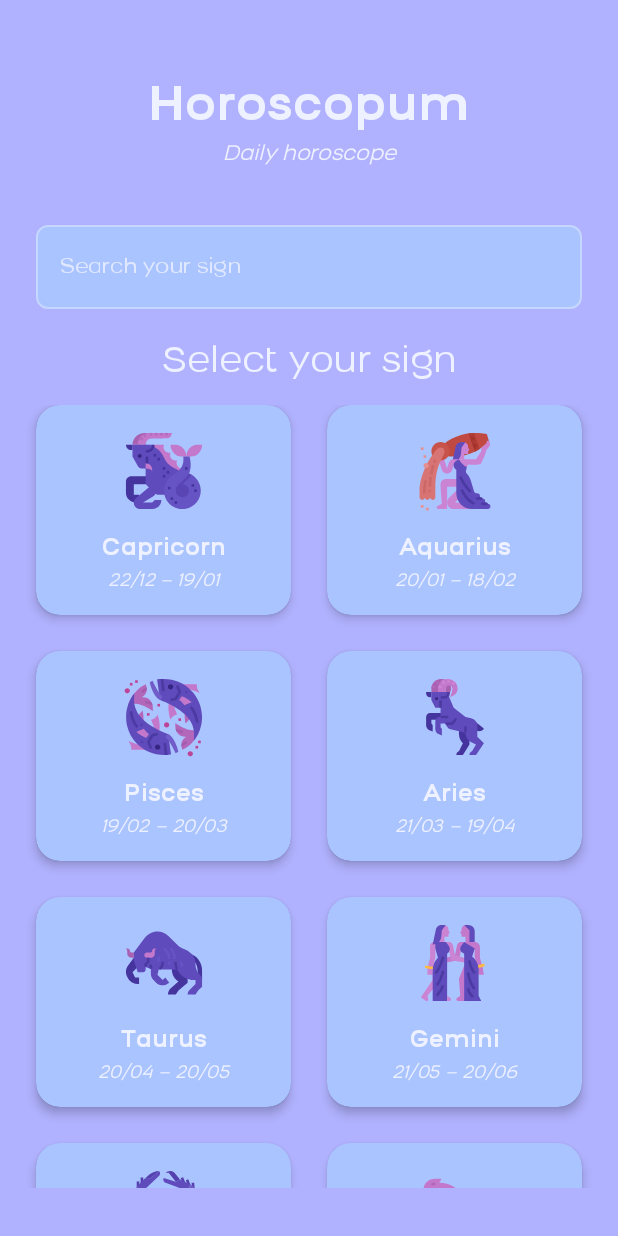
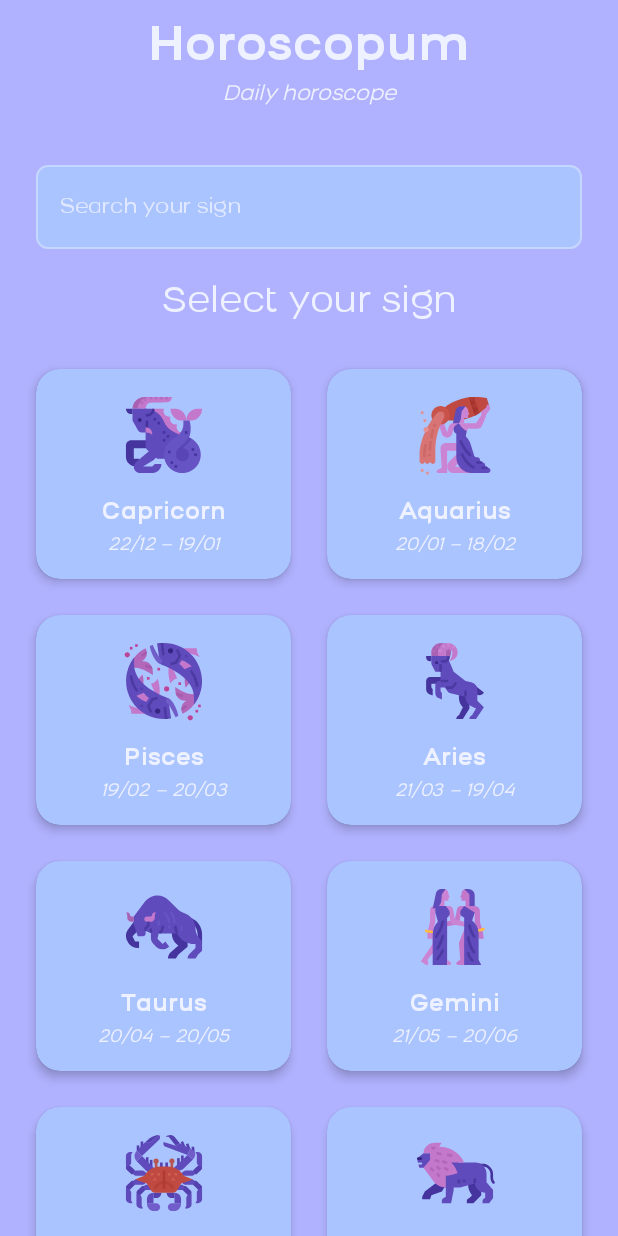
Before and after one commit to jarg-147/HoroscopumCompose, an Android app built with Jetpack Compose: the screen it shows after launch (MainActivity), on a phone screen of 412 x 824 dp. Run offline under Robolectric (Android 15) with nearby library versions, the phone set to English and light mode, and no system bars; our stand-ins replace Dagger/Hilt's generated code, accompanist.

Commit message:
[App] - Home screen code reordered and cleaned

```diff
--- a/app/src/main/java/com/bitbiird/horoscopumcompose/presentation/home/HomeScreen.kt
+++ b/app/src/main/java/com/bitbiird/horoscopumcompose/presentation/home/HomeScreen.kt
@@ -6,8 +6,6 @@ import androidx.compose.foundation.layout.*
 import androidx.compose.foundation.lazy.grid.GridCells
 import androidx.compose.foundation.lazy.grid.LazyVerticalGrid
 import androidx.compose.foundation.lazy.grid.items
-import androidx.compose.foundation.shape.CornerSize
-import androidx.compose.foundation.shape.RoundedCornerShape
 import androidx.compose.material.*
 import androidx.compose.material.icons.Icons
 import androidx.compose.material.icons.filled.Clear
@@ -35,9 +33,11 @@ import com.bitbiird.horoscopumcompose.util.enums.HoroscopeSigns
 
 @Composable
 fun HomeScreen(navController: NavController) {
+
     Home(onSignCardClick = { signId ->
         navController.navigate(Screen.Detail.setHoroscopeSignId(signId))
     })
+
 }
 
 @Composable
@@ -51,34 +51,43 @@ fun Home(
     val focusManager = LocalFocusManager.current
     val interactionSource = remember { MutableInteractionSource() }
 
+    val paddingValues = WindowInsets.systemBars.asPaddingValues()
+
     Column(
-        Modifier
+        modifier = Modifier
             .fillMaxSize()
             .background(MaterialTheme.colors.primary)
-            .padding(top = 56.dp)
-            .clickable(interactionSource = interactionSource, indication = null) {
+            .padding(top = paddingValues.calculateTopPadding() + 16.dp)
+            .padding(horizontal = 24.dp)
+            .clickable(
+                interactionSource = interactionSource,
+                indication = null
+            ) {
                 focusManager.clearFocus(force = true)
             },
         horizontalAlignment = Alignment.CenterHorizontally,
         verticalArrangement = Arrangement.Top
     ) {
+        HomeHeader(searchText = searchText, focusRequester = focusRequester, modifier = Modifier.fillMaxWidth()) { newText -> searchText = newText }
 
-        HomeHeader(searchText = searchText, focusRequester = focusRequester) { newText -> searchText = newText }
-        SignsList(searchText = searchText, onSignClick = onSignCardClick)
+        Spacer(modifier = Modifier.height(16.dp))
+
+        SignsList(searchText = searchText, onSignClick = onSignCardClick, modifier = Modifier.fillMaxWidth())
     }
 }
 
 @Composable
-fun HomeHeader(searchText: String, focusRequester: FocusRequester, onSearchTextChanged: (newText: String) -> Unit) {
+fun HomeHeader(searchText: String, focusRequester: FocusRequester, modifier: Modifier, onSearchTextChanged: (newText: String) -> Unit) {
+
     Text(
         stringResource(id = R.string.app_name),
         style = HoroscopumTypography.h1,
         textAlign = TextAlign.Center,
         color = MaterialTheme.colors.onPrimary,
-        modifier = Modifier
-            .fillMaxWidth()
-            .padding(horizontal = 24.dp)
+        modifier = modifier
     )
+
+    Spacer(modifier = modifier.height(8.dp))
 
     Text(
         stringResource(id = R.string.daily_horoscope_text),
@@ -86,18 +95,14 @@ fun HomeHeader(searchText: String, focusRequester: FocusRequester, onSearchTextC
         textAlign = TextAlign.Center,
         color = MaterialTheme.colors.onPrimary,
         fontStyle = FontStyle.Italic,
-        modifier = Modifier
-            .fillMaxWidth()
-            .padding(horizontal = 24.dp)
-            .padding(top = 8.dp)
+        modifier = modifier
     )
+
+    Spacer(modifier = modifier.height(32.dp))
 
     OutlinedTextField(
         value = searchText,
-        modifier = Modifier
-            .fillMaxWidth()
-            .padding(top = 32.dp)
-            .padding(horizontal = 24.dp)
+        modifier = modifier
             .focusRequester(focusRequester),
         textStyle = HoroscopumTypography.h3.copy(fontWeight = FontWeight.Bold),
         singleLine = true,
@@ -136,19 +141,21 @@ fun HomeHeader(searchText: String, focusRequester: FocusRequester, onSearchTextC
         }
     )
 
+    Spacer(modifier = modifier.height(24.dp))
+
     Text(
         text = stringResource(id = R.string.select_your_sign_text),
         style = HoroscopumTypography.h2,
         color = MaterialTheme.colors.onPrimary,
-        modifier = Modifier
-            .padding(top = 24.dp)
-            .padding(horizontal = 24.dp)
+        textAlign = TextAlign.Center,
+        modifier = modifier
     )
+
 }
 
 @OptIn(ExperimentalFoundationApi::class)
 @Composable
-fun SignsList(searchText: String, onSignClick: (signId: Int) -> Unit) {
+fun SignsList(searchText: String, modifier: Modifier, onSignClick: (signId: Int) -> Unit) {
 
     val itemsList = if (searchText.isBlank()) {
         HoroscopeSigns.values().toList()
@@ -156,16 +163,16 @@ fun SignsList(searchText: String, onSignClick: (signId: Int) -> Unit) {
         HoroscopeSigns.values().filter { sign -> stringResource(id = sign.signName).contains(searchText, ignoreCase = true) }
     }
 
-    Column {
+    val paddingValues = WindowInsets.systemBars.asPaddingValues()
+
+    Column(modifier = modifier) {
         LazyVerticalGrid(
             columns = GridCells.Fixed(2),
             verticalArrangement = Arrangement.spacedBy(24.dp),
             horizontalArrangement = Arrangement.spacedBy(24.dp),
-            contentPadding = PaddingValues(bottom = 24.dp),
+            contentPadding = PaddingValues(vertical = 16.dp),
             modifier = Modifier
-                .padding(horizontal = 24.dp)
-                .padding(bottom = 32.dp)
-                .padding(top = 16.dp)
+                .padding(bottom = paddingValues.calculateBottomPadding())
         ) {
             items(itemsList, key = { it.id }) { item ->
                 HoroscopeItem(Modifier.animateItemPlacement(), item) { sign ->
@@ -179,36 +186,49 @@ fun SignsList(searchText: String, onSignClick: (signId: Int) -> Unit) {
 @OptIn(ExperimentalMaterialApi::class)
 @Composable
 fun HoroscopeItem(modifier: Modifier, sign: HoroscopeSigns, onItemClick: (signId: Int) -> Unit) {
+
     Card(
         backgroundColor = MaterialTheme.colors.surface,
-        shape = RoundedCornerShape(corner = CornerSize(16.dp)),
+        shape = MaterialTheme.shapes.large,
         onClick = { onItemClick(sign.id) },
         modifier = modifier
             .fillMaxWidth()
             .shadow(
                 elevation = 4.dp,
                 spotColor = Color.Black,
-                shape = RoundedCornerShape(16.dp)
+                shape = MaterialTheme.shapes.large
             )
     ) {
-        Column(horizontalAlignment = Alignment.CenterHorizontally, modifier = Modifier.padding(16.dp)) {
+
+        Column(
+            horizontalAlignment = Alignment.CenterHorizontally,
+            modifier = Modifier.padding(16.dp)
+        ) {
+
             Image(
-                painter = painterResource(id = sign.signIcon), contentDescription = "Sign icon", Modifier.size(56.dp)
+                painter = painterResource(id = sign.signIcon),
+                contentDescription = "Sign icon",
+                modifier = Modifier.size(56.dp)
             )
+
             Spacer(modifier = Modifier.height(16.dp))
+
             Text(
                 text = stringResource(id = sign.signName),
                 style = HoroscopumTypography.body2,
                 color = MaterialTheme.colors.onSurface,
                 fontWeight = FontWeight.Bold
             )
+
             Spacer(modifier = Modifier.height(8.dp))
+
             Text(
                 text = stringResource(id = sign.signDate),
                 style = HoroscopumTypography.caption,
                 color = MaterialTheme.colors.onSurface,
                 fontStyle = FontStyle.Italic
             )
+
         }
     }
 }
```
